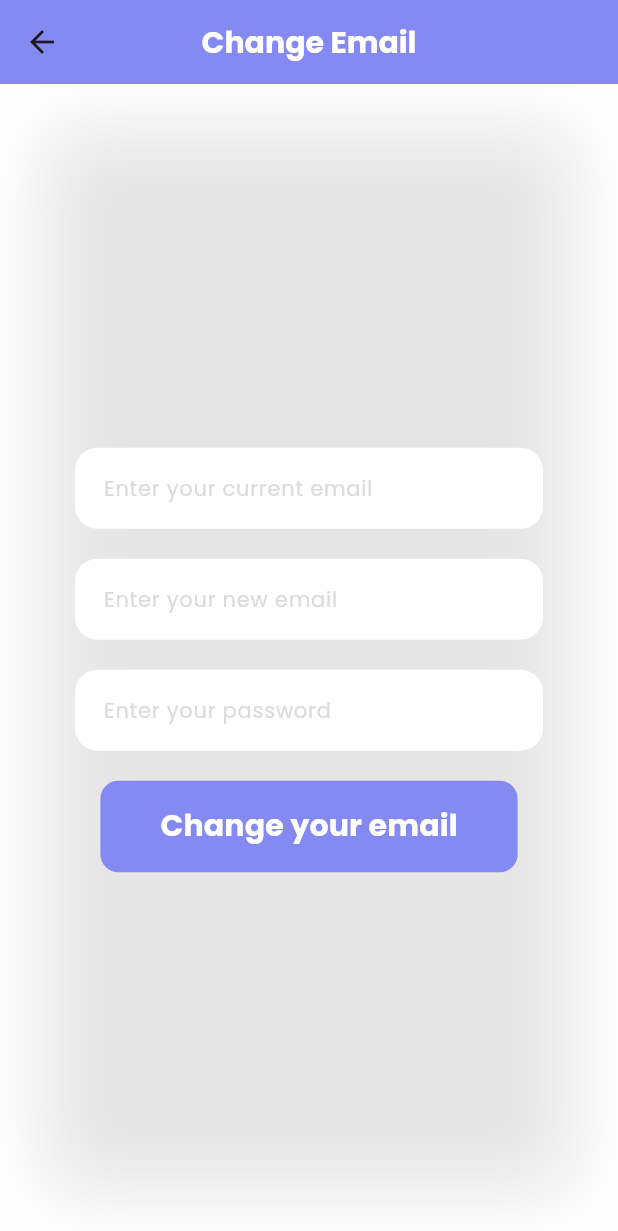
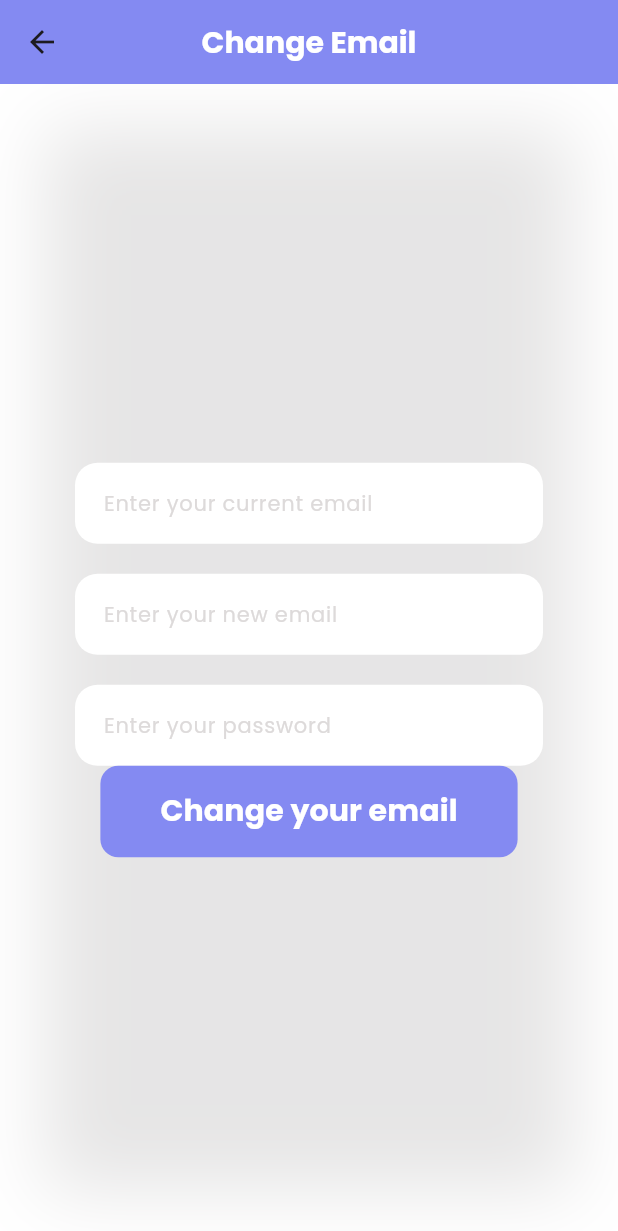
Before and after one commit to MDuhaishi/Final-MathPuzzle, a Flutter app: the ChangeEmail screen opened directly, on a phone screen of 412 x 824 dp. Shown: the top 1231 px of the screen. Run offline on Flutter 3.47's test engine with Material 3 defaults, Android fonts, the phone set to English and light mode, and no system bars; our stand-ins replace audioplayers, firebase_auth, firebase_core; accounts and stored records are empty.

```diff
--- a/lib/main.dart
+++ b/lib/main.dart
@@ -1207,7 +1207,6 @@ class ChangeEmail extends StatelessWidget {
                   ),
                 ),
               ),
-              SizedBox(height: 20),
               ElevatedButton(
                 onPressed: () async {
                   String currentEmail = currentEmailController.text;
@@ -1246,8 +1245,10 @@ class ChangeEmail extends StatelessWidget {
                   }
                 },
                 style: ElevatedButton.styleFrom(
-                  primary: Color.fromRGBO(132, 138, 242, 1),
-                  onPrimary: Colors.white,
+                  backgroundColor: Color.fromRGBO(132, 138, 242,
+                      1), // Use backgroundColor instead of primary
+                  foregroundColor:
+                      Colors.white, // Use foregroundColor instead of onPrimary
                   elevation: 0,
                   shape: RoundedRectangleBorder(
                     borderRadius: BorderRadius.circular(12),
```
